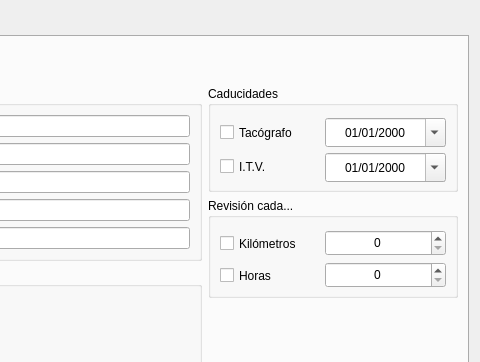
Above: views/forms_ui/vehicle.ui from serk82/nexus_admin_client before the change; both pictures show x 659 to 1139 and y 0 to 362 of the 1139 by 770 pixel window. Below: the same form after it.
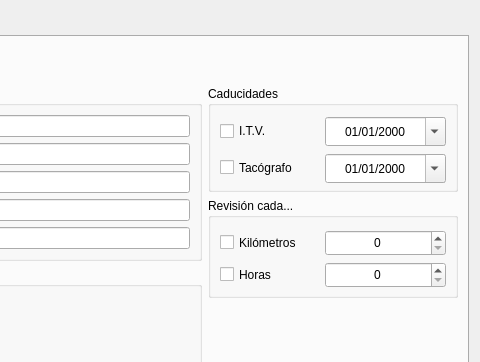
That is the form after the change.

Commit message: Refactor: agrega gestión de caducidad de tacógrafo y reorganiza la interfaz de expiraciones en el formulario de vehículos

Diff of the .ui file:
```diff
--- a/views/forms_ui/vehicle.ui
+++ b/views/forms_ui/vehicle.ui
@@ -508,7 +508,7 @@
                 <property name="geometry">
                  <rect>
                   <x>117</x>
-                  <y>67</y>
+                  <y>31</y>
                   <width>121</width>
                   <height>29</height>
                  </rect>
@@ -527,7 +527,7 @@
                 <property name="geometry">
                  <rect>
                   <x>117</x>
-                  <y>32</y>
+                  <y>68</y>
                   <width>121</width>
                   <height>29</height>
                  </rect>
@@ -546,7 +546,7 @@
                 <property name="geometry">
                  <rect>
                   <x>12</x>
-                  <y>35</y>
+                  <y>70</y>
                   <width>93</width>
                   <height>23</height>
                  </rect>
@@ -559,9 +559,9 @@
                 <property name="geometry">
                  <rect>
                   <x>12</x>
-                  <y>69</y>
+                  <y>35</y>
                   <width>54</width>
-                  <height>23</height>
+                  <height>20</height>
                  </rect>
                 </property>
                 <property name="text">
@@ -657,7 +657,7 @@
                 <property name="geometry">
                  <rect>
                   <x>12</x>
-                  <y>34</y>
+                  <y>33</y>
                   <width>99</width>
                   <height>23</height>
                  </rect>
@@ -676,7 +676,7 @@
                 <property name="geometry">
                  <rect>
                   <x>12</x>
-                  <y>66</y>
+                  <y>65</y>
                   <width>65</width>
                   <height>23</height>
                  </rect>
```
The commit also changes 2 other files.
